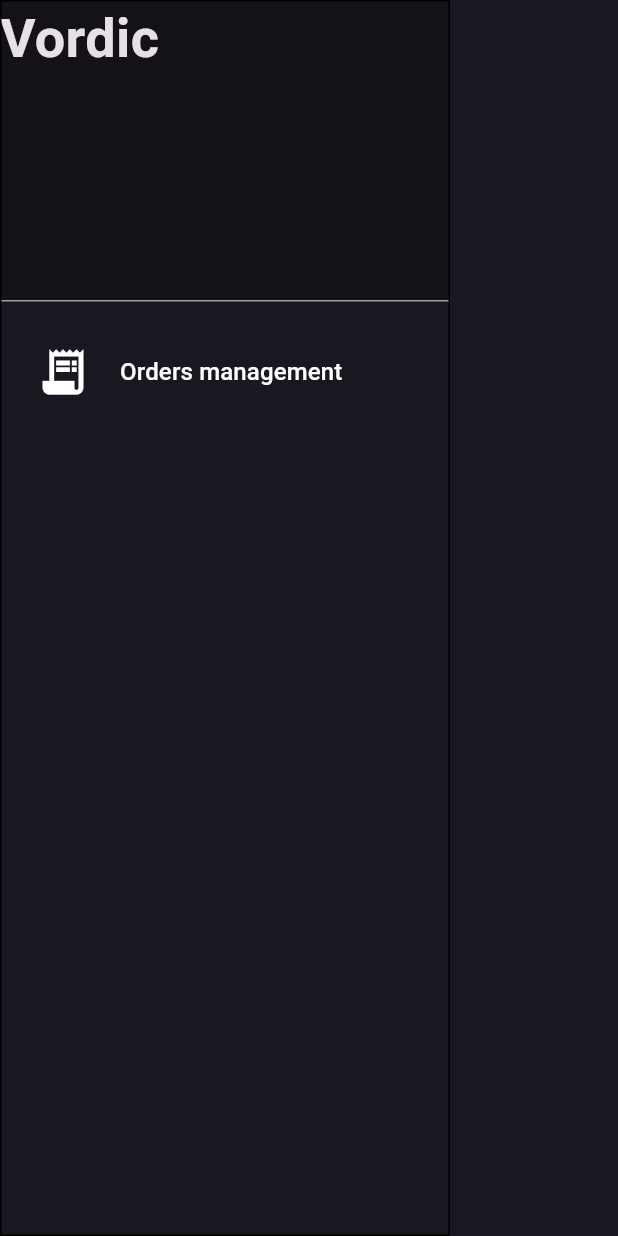
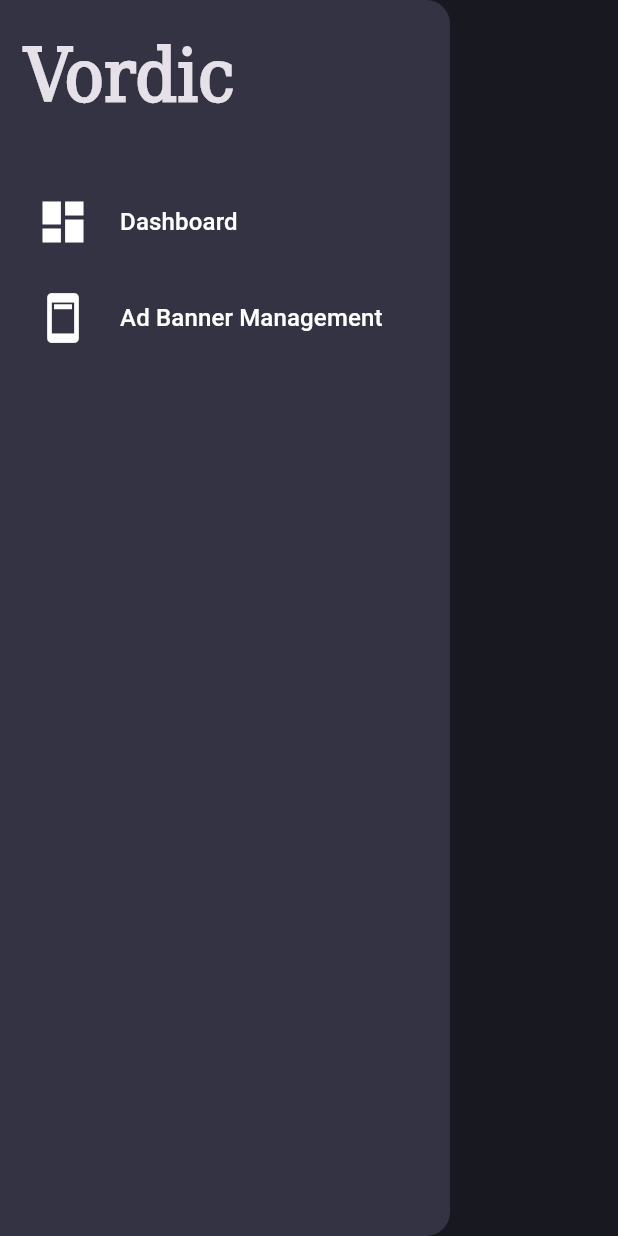
Before and after one commit to Yahia-Shwky-Sief/vordic_admin, a Flutter app: what drawer() shows on an empty page, opened directly, on a phone screen of 412 x 824 dp. Run offline on Flutter 3.47's test engine with Material 3 defaults, Android fonts, the phone set to English and light mode, and no system bars; our stand-ins replace firebase_core, page_transition, supabase_flutter; accounts and stored records are empty; generated files the repository leaves out were written again.

Commit message:
enhance navigation drawer styling

```diff
--- /dev/null
+++ b/devtools_options.yaml
@@ -0,0 +1,3 @@
+description: This file stores settings for Dart & Flutter DevTools.
+documentation: https://docs.flutter.dev/tools/devtools/extensions#configure-extension-enablement-states
+extensions:
--- a/lib/core/widgets/logo.dart
+++ b/lib/core/widgets/logo.dart
@@ -3,6 +3,7 @@ import 'package:flutter/material.dart';
 logo({required double fontSize}) => Hero(
       tag: 'logo',
       child: Material(
+        color: Colors.transparent,
         child: Text(
           'Vordic',
           style: TextStyle(
--- a/lib/core/widgets/nav/nav.dart
+++ b/lib/core/widgets/nav/nav.dart
@@ -1,8 +1,8 @@
 import 'package:flutter/material.dart';
 import 'package:vordic_admin/core/widgets/nav/widgets/widgets/drawer.dart';
 
-Widget nav({required context, required Widget body}) {
-  return Scaffold(
+Widget nav({required context, required Widget body})=>
+   Scaffold(
     extendBodyBehindAppBar: true,
     body: Row(
       crossAxisAlignment: CrossAxisAlignment.start,
@@ -17,4 +17,3 @@ Widget nav({required context, required Widget body}) {
       ],
     ),
   );
-}
--- a/lib/core/widgets/nav/widgets/widgets/drawer.dart
+++ b/lib/core/widgets/nav/widgets/widgets/drawer.dart
@@ -9,25 +9,23 @@ Widget drawer({
 }) =>
     Drawer(
       width: 300,
-      shape: Border.all(),
+      backgroundColor: AppPalette.borderColor,
       child: ListView(
         shrinkWrap: true,
         children: [
-          SizedBox(
-            width: 200,
-            height: 200,
-            child: logo(fontSize: 36),
-          ),
-          Container(
-            color: AppPalette.greyColor,
-            height: 1,
-          ),
+          Padding(padding: const EdgeInsets.all(16), child: logo(fontSize: 48)),
           const SizedBox(height: 15),
           Column(children: [
             customDrawerButton(
               page: const Dashboard(),
-              textEn: 'Orders management',
-              icon: Icons.receipt_long,
+              text: 'Dashboard',
+              icon: Icons.dashboard,
+              context: context,
+            ),
+            customDrawerButton(
+              page: const Dashboard(),
+              text: 'Ad Banner Management',
+              icon: Icons.ad_units,
               context: context,
             ),
           ]),
--- a/lib/core/widgets/nav/widgets/widgets/drawer_button.dart
+++ b/lib/core/widgets/nav/widgets/widgets/drawer_button.dart
@@ -4,7 +4,7 @@ import 'package:page_transition/page_transition.dart';
 Widget customDrawerButton({
   required Widget page,
   required BuildContext context,
-  required String textEn,
+  required String text,
   required IconData icon,
 }) =>
     Padding(
@@ -24,7 +24,7 @@ Widget customDrawerButton({
             SizedBox(
               width: 200,
               child: Text(
-                textEn,
+                text,
                 style: const TextStyle(
                   fontSize: 16,
                   fontWeight: FontWeight.w500,
```
Also changed, not shown: pubspec.yaml (+7 -12 lines), assets/fonts/DejaVuSerifCondensed.ttf (added), assets/icons/shopping-cart.png (added), assets/images/android12splash.png (added), assets/images/logo.png (added), assets/images/logo2.png (added).
